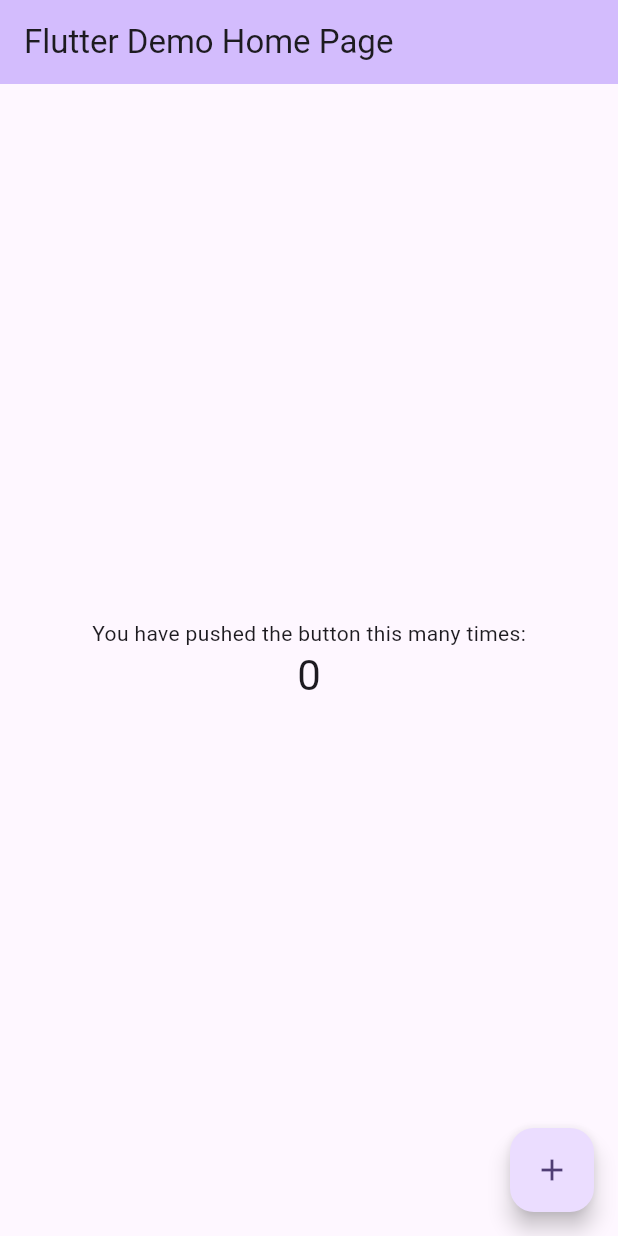
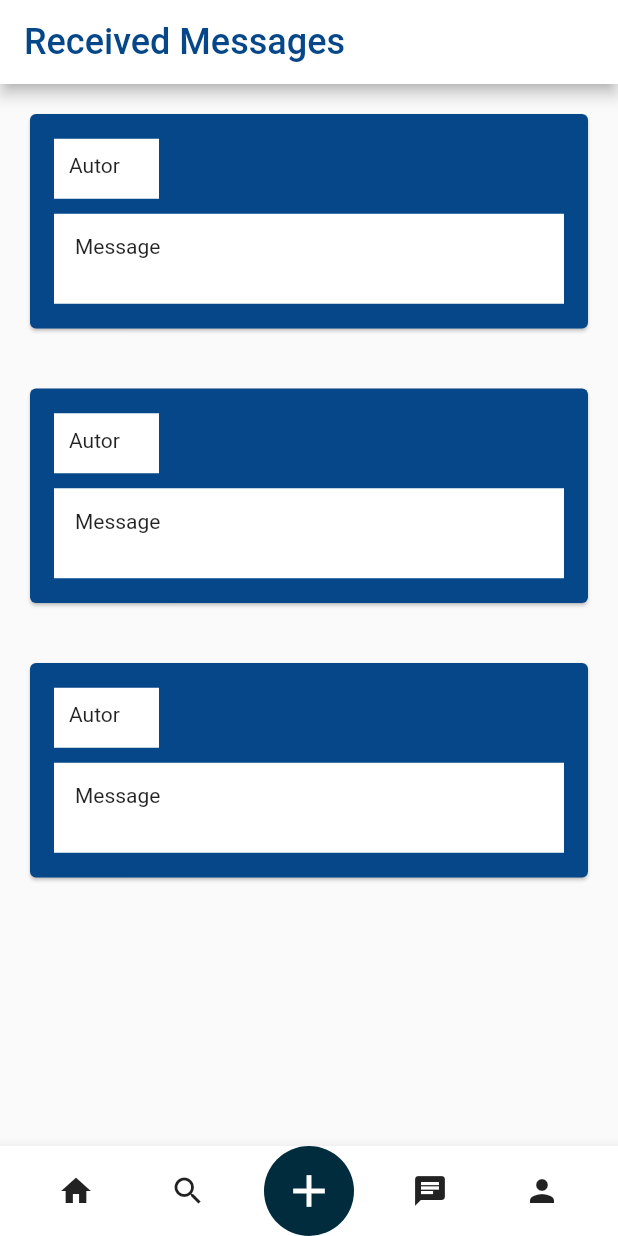
Before and after one commit to Leydi-Aro/renstatefrontend, a Flutter app: the screen it shows after launch, on a phone screen of 412 x 824 dp. Run offline on Flutter 3.47's test engine with Material 2 defaults, Android fonts, the phone set to English and light mode, and no system bars.

Commit message:
messages_view
feat: messages_view

```diff
--- a/lib/main.dart
+++ b/lib/main.dart
@@ -1,4 +1,8 @@
 import 'package:flutter/material.dart';
+import 'package:renstatefrontend/ui-mesagge/messages_view.dart';
+
+import '../router/routes.dart';
+//import 'src/init_view.dart';
 
 void main() {
   runApp(const MyApp());
@@ -7,119 +11,17 @@ void main() {
 class MyApp extends StatelessWidget {
   const MyApp({super.key});
 
-  // This widget is the root of your application.
   @override
   Widget build(BuildContext context) {
     return MaterialApp(
       title: 'Flutter Demo',
+      debugShowCheckedModeBanner: false,
       theme: ThemeData(
-        // This is the theme of your application.
-        //
-        // TRY THIS: Try running your application with "flutter run". You'll see
-        // the application has a blue toolbar. Then, without quitting the app,
-        // try changing the seedColor in the colorScheme below to Colors.green
-        // and then invoke "hot reload" (save your changes or press the "hot
-        // reload" button in a Flutter-supported IDE, or press "r" if you used
-        // the command line to start the app).
-        //
-        // Notice that the counter didn't reset back to zero; the application
-        // state is not lost during the reload. To reset the state, use hot
-        // restart instead.
-        //
-        // This works for code too, not just values: Most code changes can be
-        // tested with just a hot reload.
-        colorScheme: ColorScheme.fromSeed(seedColor: Colors.deepPurple),
+        colorScheme: ColorScheme.fromSeed(seedColor: Colors.blue),
         useMaterial3: true,
       ),
-      home: const MyHomePage(title: 'Flutter Demo Home Page'),
+      initialRoute: MessagesView.id,
+      routes: customRoutes,
     );
   }
 }
-
-class MyHomePage extends StatefulWidget {
-  const MyHomePage({super.key, required this.title});
-
-  // This widget is the home page of your application. It is stateful, meaning
-  // that it has a State object (defined below) that contains fields that affect
-  // how it looks.
-
-  // This class is the configuration for the state. It holds the values (in this
-  // case the title) provided by the parent (in this case the App widget) and
-  // used by the build method of the State. Fields in a Widget subclass are
-  // always marked "final".
-
-  final String title;
-
-  @override
-  State<MyHomePage> createState() => _MyHomePageState();
-}
-
-class _MyHomePageState extends State<MyHomePage> {
-  int _counter = 0;
-
-  void _incrementCounter() {
-    setState(() {
-      // This call to setState tells the Flutter framework that something has
-      // changed in this State, which causes it to rerun the build method below
-      // so that the display can reflect the updated values. If we changed
-      // _counter without calling setState(), then the build method would not be
-      // called again, and so nothing would appear to happen.
-      _counter++;
-    });
-  }
-
-  @override
-  Widget build(BuildContext context) {
-    // This method is rerun every time setState is called, for instance as done
-    // by the _incrementCounter method above.
-    //
-    // The Flutter framework has been optimized to make rerunning build methods
-    // fast, so that you can just rebuild anything that needs updating rather
-    // than having to individually change instances of widgets.
-    return Scaffold(
-      appBar: AppBar(
-        // TRY THIS: Try changing the color here to a specific color (to
-        // Colors.amber, perhaps?) and trigger a hot reload to see the AppBar
-        // change color while the other colors stay the same.
-        backgroundColor: Theme.of(context).colorScheme.inversePrimary,
-        // Here we take the value from the MyHomePage object that was created by
-        // the App.build method, and use it to set our appbar title.
-        title: Text(widget.title),
-      ),
-      body: Center(
-        // Center is a layout widget. It takes a single child and positions it
-        // in the middle of the parent.
-        child: Column(
-          // Column is also a layout widget. It takes a list of children and
-          // arranges them vertically. By default, it sizes itself to fit its
-          // children horizontally, and tries to be as tall as its parent.
-          //
-          // Column has various properties to control how it sizes itself and
-          // how it positions its children. Here we use mainAxisAlignment to
-          // center the children vertically; the main axis here is the vertical
-          // axis because Columns are vertical (the cross axis would be
-          // horizontal).
-          //
-          // TRY THIS: Invoke "debug painting" (choose the "Toggle Debug Paint"
-          // action in the IDE, or press "p" in the console), to see the
-          // wireframe for each widget.
-          mainAxisAlignment: MainAxisAlignment.center,
-          children: <Widget>[
-            const Text(
-              'You have pushed the button this many times:',
-            ),
-            Text(
-              '$_counter',
-              style: Theme.of(context).textTheme.headlineMedium,
-            ),
-          ],
-        ),
-      ),
-      floatingActionButton: FloatingActionButton(
-        onPressed: _incrementCounter,
-        tooltip: 'Increment',
-        child: const Icon(Icons.add),
-      ), // This trailing comma makes auto-formatting nicer for build methods.
-    );
-  }
-}
--- /dev/null
+++ b/lib/router/routes.dart
@@ -0,0 +1,6 @@
+import 'package:flutter/material.dart';
+import 'package:renstatefrontend/ui-mesagge/messages_view.dart';
+
+var customRoutes = <String, WidgetBuilder>{
+  MessagesView.id: (_) => const MessagesView(),
+};
--- a/lib/messages.dart
+++ b/lib/ui-mesagge/messages_view.dart
@@ -1,11 +1,9 @@
 import 'package:flutter/material.dart';
 
-void main() {
-  runApp(MyApp());
-}
+class MessagesView extends StatelessWidget {
+  const MessagesView({super.key});
+  static String id = 'messages_view';
 
-class MyApp extends StatelessWidget {
-  @override
   Widget build(BuildContext context) {
     final appBarColor = Color(0xFF064789);
     final buttonColor = Color(0xFF002C3E);
@@ -110,7 +108,8 @@ class MyApp extends StatelessWidget {
                 color: Colors.white,
                 width: 70.0,
                 height: 40.0,
-                margin: EdgeInsets.only(bottom: 10.0), // Agrega espacio entre los recuadros blancos
+                margin: EdgeInsets.only(
+                    bottom: 10.0), // Agrega espacio entre los recuadros blancos
                 padding: EdgeInsets.all(10.0),
                 child: Text(
                   'Autor',
@@ -133,5 +132,4 @@ class MyApp extends StatelessWidget {
       ),
     );
   }
-
 }
```
